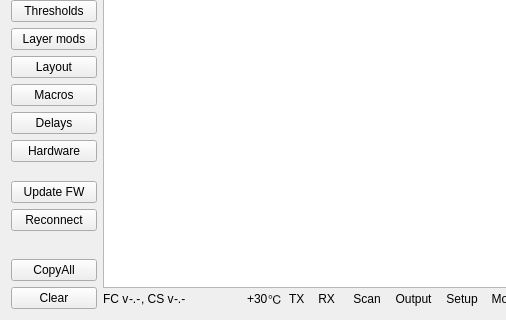
Old version of the form FlightController/FlightController.ui in the repository dmaone/CommonSense; both pictures show x 0 to 506 and y 162 to 482 of the 606 by 482 pixel window.
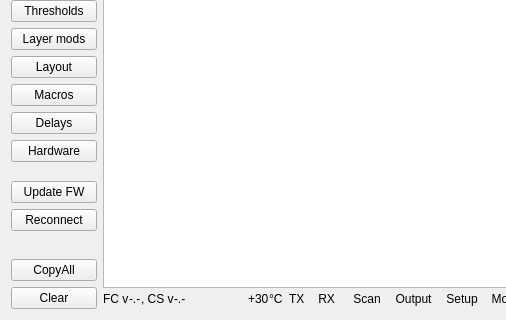
New version of the form. Custom widgets are drawn as their Qt base class.

Commit message:
Replacing stupid "degree Celsius" sign.
It irks me how it goes below the font baseline. Arrgh.
Also switching back to console logging a bit earlier to catch those last output lines. Important when your app freezes on close.

```diff
--- a/FlightController/FlightController.ui
+++ b/FlightController/FlightController.ui
@@ -182,7 +182,7 @@
       <item row="1" column="8">
        <widget class="QLabel" name="degreesC">
         <property name="text">
-         <string>℃ </string>
+         <string>°C </string>
         </property>
        </widget>
       </item>
```
The commit also changes 2 other files.
